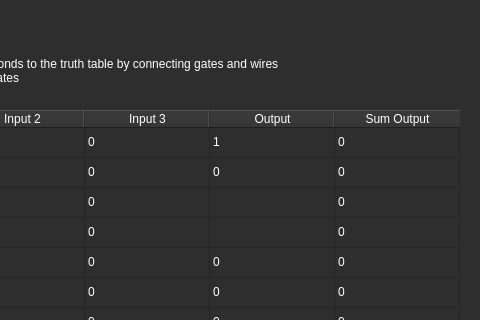
Old version of the form A8_EducationalApp/mainwindow.ui in the repository ethandavies8/Educational_App; both pictures show x 965 to 1445 and y 0 to 320 of the 1445 by 690 pixel window.
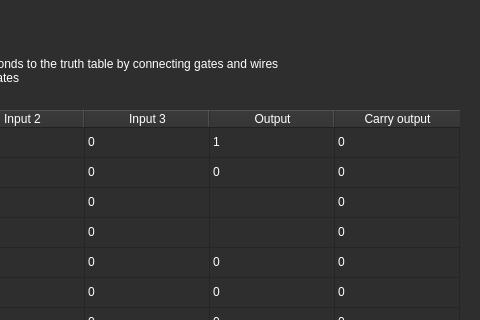
New version of the form. Icons and pictures are not drawn.

Commit message: All levels completed with message for end of game

```diff
--- a/A8_EducationalApp/mainwindow.ui
+++ b/A8_EducationalApp/mainwindow.ui
@@ -1107,7 +1107,7 @@
       </column>
       <column>
        <property name="text">
-        <string>Sum Output</string>
+        <string>Carry output</string>
        </property>
       </column>
       <item row="0" column="0">
```
Left out of the diff: 2 changed lines with no effect on the pictures. The commit also changes 2 other files.
